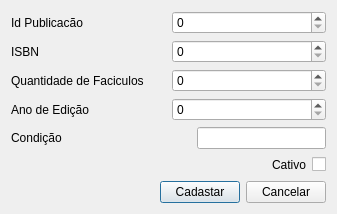
Old version of the form BibliotecaQT/cadastroexemplardlg.ui in the repository andersori/Projeto-BD.
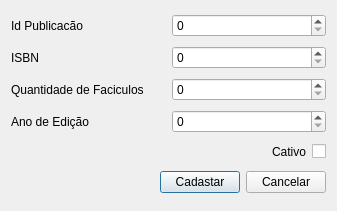
New version of the form.

Commit message: Cadastro exemplar ok

The edit to the form file:
```diff
--- a/BibliotecaQT/cadastroexemplardlg.ui
+++ b/BibliotecaQT/cadastroexemplardlg.ui
@@ -86,33 +86,6 @@
      </item>
     </layout>
    </item>
-   <item>
-    <layout class="QHBoxLayout" name="horizontalLayout_3">
-     <item>
-      <widget class="QLabel" name="condicaoLB">
-       <property name="text">
-        <string>Condição</string>
-       </property>
-      </widget>
-     </item>
-     <item>
-      <spacer name="horizontalSpacer_2">
-       <property name="orientation">
-        <enum>Qt::Horizontal</enum>
-       </property>
-       <property name="sizeHint" stdset="0">
-        <size>
-         <width>40</width>
-         <height>20</height>
-        </size>
-       </property>
-      </spacer>
-     </item>
-     <item>
-      <widget class="QLineEdit" name="consicaoLE"/>
-     </item>
-    </layout>
-   </item>
    <item>
     <layout class="QHBoxLayout" name="horizontalLayout_6">
      <item>
```
The commit also changes 2 other files.
